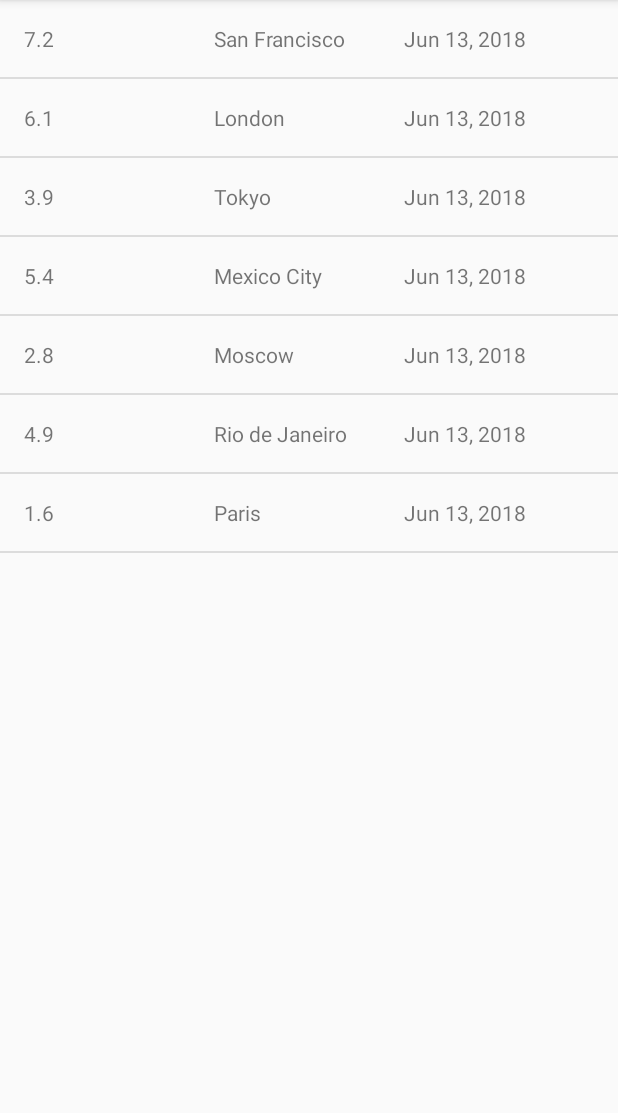
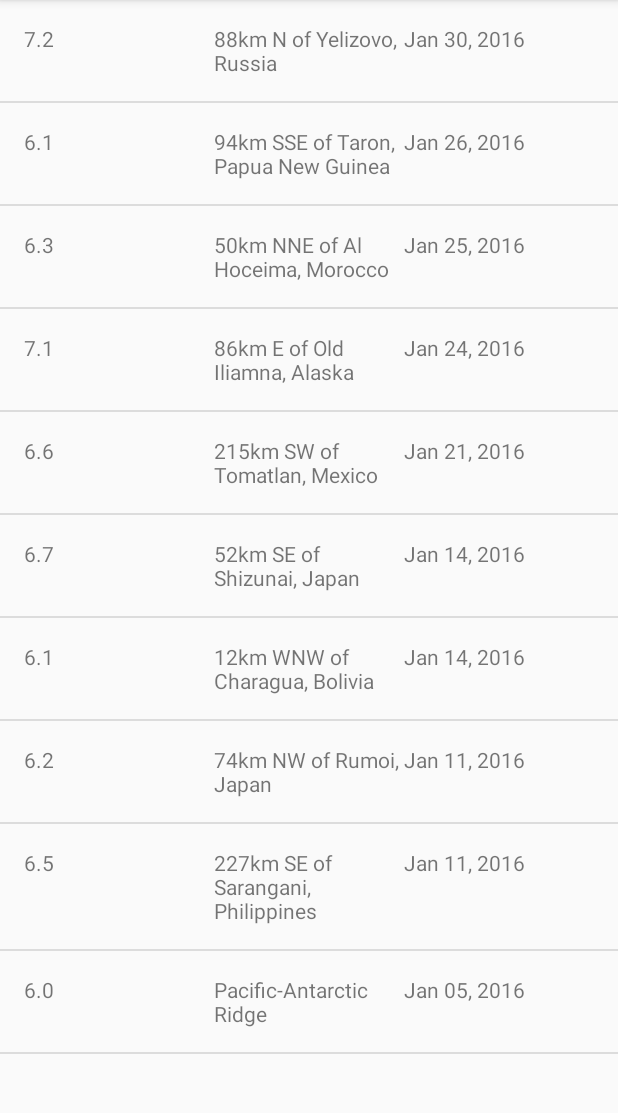
Before and after one commit to luckyhanna/QuakeReport, an Android app: the screen it shows after launch (EarthquakeActivity), on a phone screen of 412 x 824 dp, the part 84-1197 px from its top. Run offline under Robolectric (Android 15) with nearby library versions, the phone set to English and light mode, and no system bars.

Commit message:
sample_json

```diff
--- a/app/src/main/java/com/example/android/quakereport/EarthquakeActivity.java
+++ b/app/src/main/java/com/example/android/quakereport/EarthquakeActivity.java
@@ -34,14 +34,17 @@ public class EarthquakeActivity extends AppCompatActivity {
         setContentView(R.layout.earthquake_activity);
 
         // Create a fake list of earthquake locations.
-        ArrayList<Earthquake> earthquakes = new ArrayList<>();
+        /*ArrayList<Earthquake> earthquakes = new ArrayList<>();
         earthquakes.add(new Earthquake(BigDecimal.valueOf(7.2),"San Francisco", (new Date()).getTime()));
         earthquakes.add(new Earthquake(BigDecimal.valueOf(6.1),"London", (new Date()).getTime()));
         earthquakes.add(new Earthquake(BigDecimal.valueOf(3.9),"Tokyo", (new Date()).getTime()));
         earthquakes.add(new Earthquake(BigDecimal.valueOf(5.4),"Mexico City", (new Date()).getTime()));
         earthquakes.add(new Earthquake(BigDecimal.valueOf(2.8),"Moscow", (new Date()).getTime()));
         earthquakes.add(new Earthquake(BigDecimal.valueOf(4.9),"Rio de Janeiro", (new Date()).getTime()));
-        earthquakes.add(new Earthquake(BigDecimal.valueOf(1.6),"Paris", (new Date()).getTime()));
+        earthquakes.add(new Earthquake(BigDecimal.valueOf(1.6),"Paris", (new Date()).getTime()));*/
+
+        // Create a fake list of earthquakes.
+        ArrayList<Earthquake> earthquakes = QueryUtils.extractEarthquakes();
 
         // Find a reference to the {@link ListView} in the layout
         ListView earthquakeListView = (ListView) findViewById(R.id.list);
--- /dev/null
+++ b/app/src/main/java/com/example/android/quakereport/QueryUtils.java
@@ -0,0 +1,76 @@
+package com.example.android.quakereport;
+
+import android.util.Log;
+
+import org.json.JSONArray;
+import org.json.JSONException;
+import org.json.JSONObject;
+
+import java.math.BigDecimal;
+import java.util.ArrayList;
+
+/**
+ * Helper methods related to requesting and receiving earthquake data from USGS.
+ */
+public final class QueryUtils {
+
+    /** Sample JSON response for a USGS query */
+    private static final String SAMPLE_JSON_RESPONSE = "{\"type\":\"FeatureCollection\",\"metadata\":{\"generated\":1462295443000,\"url\":\"http://earthquake.usgs.gov/fdsnws/event/1/query?format=geojson&starttime=2016-01-01&endtime=2016-01-31&minmag=6&limit=10\",\"title\":\"USGS Earthquakes\",\"status\":200,\"api\":\"1.5.2\",\"limit\":10,\"offset\":1,\"count\":10},\"features\":[{\"type\":\"Feature\",\"properties\":{\"mag\":7.2,\"place\":\"88km N of Yelizovo, Russia\",\"time\":1454124312220,\"updated\":1460674294040,\"tz\":720,\"url\":\"http://earthquake.usgs.gov/earthquakes/eventpage/us20004vvx\",\"detail\":\"http://earthquake.usgs.gov/fdsnws/event/1/query?eventid=us20004vvx&format=geojson\",\"felt\":2,\"cdi\":3.4,\"mmi\":5.82,\"alert\":\"green\",\"status\":\"reviewed\",\"tsunami\":1,\"sig\":798,\"net\":\"us\",\"code\":\"20004vvx\",\"ids\":\",at00o1qxho,pt16030050,us20004vvx,gcmt20160130032510,\",\"sources\":\",at,pt,us,gcmt,\",\"types\":\",cap,dyfi,finite-fault,general-link,general-text,geoserve,impact-link,impact-text,losspager,moment-tensor,nearby-cities,origin,phase-data,shakemap,tectonic-summary,\",\"nst\":null,\"dmin\":0.958,\"rms\":1.19,\"gap\":17,\"magType\":\"mww\",\"type\":\"earthquake\",\"title\":\"M 7.2 - 88km N of Yelizovo, Russia\"},\"geometry\":{\"type\":\"Point\",\"coordinates\":[158.5463,53.9776,177]},\"id\":\"us20004vvx\"},\n" +
+            "{\"type\":\"Feature\",\"properties\":{\"mag\":6.1,\"place\":\"94km SSE of Taron, Papua New Guinea\",\"time\":1453777820750,\"updated\":1460156775040,\"tz\":600,\"url\":\"http://earthquake.usgs.gov/earthquakes/eventpage/us20004uks\",\"detail\":\"http://earthquake.usgs.gov/fdsnws/event/1/query?eventid=us20004uks&format=geojson\",\"felt\":null,\"cdi\":null,\"mmi\":4.1,\"alert\":\"green\",\"status\":\"reviewed\",\"tsunami\":1,\"sig\":572,\"net\":\"us\",\"code\":\"20004uks\",\"ids\":\",us20004uks,gcmt20160126031023,\",\"sources\":\",us,gcmt,\",\"types\":\",cap,geoserve,losspager,moment-tensor,nearby-cities,origin,phase-data,shakemap,tectonic-summary,\",\"nst\":null,\"dmin\":1.537,\"rms\":0.74,\"gap\":25,\"magType\":\"mww\",\"type\":\"earthquake\",\"title\":\"M 6.1 - 94km SSE of Taron, Papua New Guinea\"},\"geometry\":{\"type\":\"Point\",\"coordinates\":[153.2454,-5.2952,26]},\"id\":\"us20004uks\"},\n" +
+            "{\"type\":\"Feature\",\"properties\":{\"mag\":6.3,\"place\":\"50km NNE of Al Hoceima, Morocco\",\"time\":1453695722730,\"updated\":1460156773040,\"tz\":0,\"url\":\"http://earthquake.usgs.gov/earthquakes/eventpage/us10004gy9\",\"detail\":\"http://earthquake.usgs.gov/fdsnws/event/1/query?eventid=us10004gy9&format=geojson\",\"felt\":117,\"cdi\":7.2,\"mmi\":5.28,\"alert\":\"green\",\"status\":\"reviewed\",\"tsunami\":0,\"sig\":695,\"net\":\"us\",\"code\":\"10004gy9\",\"ids\":\",us10004gy9,gcmt20160125042203,\",\"sources\":\",us,gcmt,\",\"types\":\",cap,dyfi,geoserve,impact-text,losspager,moment-tensor,nearby-cities,origin,phase-data,shakemap,tectonic-summary,\",\"nst\":null,\"dmin\":2.201,\"rms\":0.92,\"gap\":20,\"magType\":\"mww\",\"type\":\"earthquake\",\"title\":\"M 6.3 - 50km NNE of Al Hoceima, Morocco\"},\"geometry\":{\"type\":\"Point\",\"coordinates\":[-3.6818,35.6493,12]},\"id\":\"us10004gy9\"},\n" +
+            "{\"type\":\"Feature\",\"properties\":{\"mag\":7.1,\"place\":\"86km E of Old Iliamna, Alaska\",\"time\":1453631430230,\"updated\":1460156770040,\"tz\":-540,\"url\":\"http://earthquake.usgs.gov/earthquakes/eventpage/us10004gqp\",\"detail\":\"http://earthquake.usgs.gov/fdsnws/event/1/query?eventid=us10004gqp&format=geojson\",\"felt\":1816,\"cdi\":7.2,\"mmi\":6.6,\"alert\":\"green\",\"status\":\"reviewed\",\"tsunami\":1,\"sig\":1496,\"net\":\"us\",\"code\":\"10004gqp\",\"ids\":\",at00o1gd6r,us10004gqp,ak12496371,gcmt20160124103030,\",\"sources\":\",at,us,ak,gcmt,\",\"types\":\",cap,dyfi,finite-fault,general-link,general-text,geoserve,impact-link,impact-text,losspager,moment-tensor,nearby-cities,origin,phase-data,shakemap,tectonic-summary,trump-origin,\",\"nst\":null,\"dmin\":0.72,\"rms\":2.11,\"gap\":19,\"magType\":\"mww\",\"type\":\"earthquake\",\"title\":\"M 7.1 - 86km E of Old Iliamna, Alaska\"},\"geometry\":{\"type\":\"Point\",\"coordinates\":[-153.4051,59.6363,129]},\"id\":\"us10004gqp\"},\n" +
+            "{\"type\":\"Feature\",\"properties\":{\"mag\":6.6,\"place\":\"215km SW of Tomatlan, Mexico\",\"time\":1453399617650,\"updated\":1459963829040,\"tz\":-420,\"url\":\"http://earthquake.usgs.gov/earthquakes/eventpage/us10004g4l\",\"detail\":\"http://earthquake.usgs.gov/fdsnws/event/1/query?eventid=us10004g4l&format=geojson\",\"felt\":11,\"cdi\":2.7,\"mmi\":3.92,\"alert\":\"green\",\"status\":\"reviewed\",\"tsunami\":1,\"sig\":673,\"net\":\"us\",\"code\":\"10004g4l\",\"ids\":\",at00o1bebo,pt16021050,us10004g4l,gcmt20160121180659,\",\"sources\":\",at,pt,us,gcmt,\",\"types\":\",cap,dyfi,geoserve,impact-link,impact-text,losspager,moment-tensor,nearby-cities,origin,phase-data,shakemap,tectonic-summary,\",\"nst\":null,\"dmin\":2.413,\"rms\":0.98,\"gap\":74,\"magType\":\"mww\",\"type\":\"earthquake\",\"title\":\"M 6.6 - 215km SW of Tomatlan, Mexico\"},\"geometry\":{\"type\":\"Point\",\"coordinates\":[-106.9337,18.8239,10]},\"id\":\"us10004g4l\"},\n" +
+            "{\"type\":\"Feature\",\"properties\":{\"mag\":6.7,\"place\":\"52km SE of Shizunai, Japan\",\"time\":1452741933640,\"updated\":1459304879040,\"tz\":540,\"url\":\"http://earthquake.usgs.gov/earthquakes/eventpage/us10004ebx\",\"detail\":\"http://earthquake.usgs.gov/fdsnws/event/1/query?eventid=us10004ebx&format=geojson\",\"felt\":51,\"cdi\":5.8,\"mmi\":6.45,\"alert\":\"green\",\"status\":\"reviewed\",\"tsunami\":1,\"sig\":720,\"net\":\"us\",\"code\":\"10004ebx\",\"ids\":\",us10004ebx,pt16014050,at00o0xauk,gcmt20160114032534,\",\"sources\":\",us,pt,at,gcmt,\",\"types\":\",associate,cap,dyfi,geoserve,impact-link,impact-text,losspager,moment-tensor,nearby-cities,origin,phase-data,shakemap,\",\"nst\":null,\"dmin\":0.281,\"rms\":0.98,\"gap\":22,\"magType\":\"mww\",\"type\":\"earthquake\",\"title\":\"M 6.7 - 52km SE of Shizunai, Japan\"},\"geometry\":{\"type\":\"Point\",\"coordinates\":[142.781,41.9723,46]},\"id\":\"us10004ebx\"},\n" +
+            "{\"type\":\"Feature\",\"properties\":{\"mag\":6.1,\"place\":\"12km WNW of Charagua, Bolivia\",\"time\":1452741928270,\"updated\":1459304879040,\"tz\":-240,\"url\":\"http://earthquake.usgs.gov/earthquakes/eventpage/us10004ebw\",\"detail\":\"http://earthquake.usgs.gov/fdsnws/event/1/query?eventid=us10004ebw&format=geojson\",\"felt\":3,\"cdi\":2.2,\"mmi\":2.21,\"alert\":\"green\",\"status\":\"reviewed\",\"tsunami\":0,\"sig\":573,\"net\":\"us\",\"code\":\"10004ebw\",\"ids\":\",us10004ebw,gcmt20160114032528,\",\"sources\":\",us,gcmt,\",\"types\":\",cap,dyfi,geoserve,impact-text,losspager,moment-tensor,nearby-cities,origin,phase-data,shakemap,tectonic-summary,\",\"nst\":null,\"dmin\":5.492,\"rms\":1.04,\"gap\":16,\"magType\":\"mww\",\"type\":\"earthquake\",\"title\":\"M 6.1 - 12km WNW of Charagua, Bolivia\"},\"geometry\":{\"type\":\"Point\",\"coordinates\":[-63.3288,-19.7597,582.56]},\"id\":\"us10004ebw\"},\n" +
+            "{\"type\":\"Feature\",\"properties\":{\"mag\":6.2,\"place\":\"74km NW of Rumoi, Japan\",\"time\":1452532083920,\"updated\":1459304875040,\"tz\":540,\"url\":\"http://earthquake.usgs.gov/earthquakes/eventpage/us10004djn\",\"detail\":\"http://earthquake.usgs.gov/fdsnws/event/1/query?eventid=us10004djn&format=geojson\",\"felt\":8,\"cdi\":3.4,\"mmi\":3.74,\"alert\":\"green\",\"status\":\"reviewed\",\"tsunami\":0,\"sig\":594,\"net\":\"us\",\"code\":\"10004djn\",\"ids\":\",us10004djn,gcmt20160111170803,\",\"sources\":\",us,gcmt,\",\"types\":\",cap,dyfi,geoserve,impact-text,losspager,moment-tensor,nearby-cities,origin,phase-data,shakemap,tectonic-summary,\",\"nst\":null,\"dmin\":1.139,\"rms\":0.96,\"gap\":33,\"magType\":\"mww\",\"type\":\"earthquake\",\"title\":\"M 6.2 - 74km NW of Rumoi, Japan\"},\"geometry\":{\"type\":\"Point\",\"coordinates\":[141.0867,44.4761,238.81]},\"id\":\"us10004djn\"},\n" +
+            "{\"type\":\"Feature\",\"properties\":{\"mag\":6.5,\"place\":\"227km SE of Sarangani, Philippines\",\"time\":1452530285900,\"updated\":1459304874040,\"tz\":480,\"url\":\"http://earthquake.usgs.gov/earthquakes/eventpage/us10004dj5\",\"detail\":\"http://earthquake.usgs.gov/fdsnws/event/1/query?eventid=us10004dj5&format=geojson\",\"felt\":1,\"cdi\":2.7,\"mmi\":7.5,\"alert\":\"green\",\"status\":\"reviewed\",\"tsunami\":1,\"sig\":650,\"net\":\"us\",\"code\":\"10004dj5\",\"ids\":\",at00o0srjp,pt16011050,us10004dj5,gcmt20160111163807,\",\"sources\":\",at,pt,us,gcmt,\",\"types\":\",cap,dyfi,geoserve,impact-link,impact-text,losspager,moment-tensor,nearby-cities,origin,phase-data,shakemap,tectonic-summary,\",\"nst\":null,\"dmin\":3.144,\"rms\":0.72,\"gap\":22,\"magType\":\"mww\",\"type\":\"earthquake\",\"title\":\"M 6.5 - 227km SE of Sarangani, Philippines\"},\"geometry\":{\"type\":\"Point\",\"coordinates\":[126.8621,3.8965,13]},\"id\":\"us10004dj5\"},\n" +
+            "{\"type\":\"Feature\",\"properties\":{\"mag\":6,\"place\":\"Pacific-Antarctic Ridge\",\"time\":1451986454620,\"updated\":1459202978040,\"tz\":-540,\"url\":\"http://earthquake.usgs.gov/earthquakes/eventpage/us10004bgk\",\"detail\":\"http://earthquake.usgs.gov/fdsnws/event/1/query?eventid=us10004bgk&format=geojson\",\"felt\":0,\"cdi\":1,\"mmi\":0,\"alert\":\"green\",\"status\":\"reviewed\",\"tsunami\":0,\"sig\":554,\"net\":\"us\",\"code\":\"10004bgk\",\"ids\":\",us10004bgk,gcmt20160105093415,\",\"sources\":\",us,gcmt,\",\"types\":\",cap,dyfi,geoserve,losspager,moment-tensor,nearby-cities,origin,phase-data,shakemap,\",\"nst\":null,\"dmin\":30.75,\"rms\":0.67,\"gap\":71,\"magType\":\"mww\",\"type\":\"earthquake\",\"title\":\"M 6.0 - Pacific-Antarctic Ridge\"},\"geometry\":{\"type\":\"Point\",\"coordinates\":[-136.2603,-54.2906,10]},\"id\":\"us10004bgk\"}],\"bbox\":[-153.4051,-54.2906,10,158.5463,59.6363,582.56]}";
+
+    /**
+     * Create a private constructor because no one should ever create a {@link QueryUtils} object.
+     * This class is only meant to hold static variables and methods, which can be accessed
+     * directly from the class name QueryUtils (and an object instance of QueryUtils is not needed).
+     */
+    private QueryUtils() {
+    }
+
+    /**
+     * Return a list of {@link Earthquake} objects that has been built up from
+     * parsing a JSON response.
+     */
+    public static ArrayList<Earthquake> extractEarthquakes() {
+
+        // Create an empty ArrayList that we can start adding earthquakes to
+        ArrayList<Earthquake> earthquakes = new ArrayList<>();
+
+        // Try to parse the SAMPLE_JSON_RESPONSE. If there's a problem with the way the JSON
+        // is formatted, a JSONException exception object will be thrown.
+        // Catch the exception so the app doesn't crash, and print the error message to the logs.
+        try {
+
+            // TODO: Parse the response given by the SAMPLE_JSON_RESPONSE string and
+            // build up a list of Earthquake objects with the corresponding data.
+            JSONObject root = new JSONObject(SAMPLE_JSON_RESPONSE);
+
+            JSONArray features = root.getJSONArray("features");
+            for (int i = 0; i < features.length(); i++) {
+                JSONObject feature = features.getJSONObject(i);
+                JSONObject properties = feature.getJSONObject("properties");
+                double magnitude = properties.getDouble("mag");
+                String place = properties.getString("place");
+                long time = properties.getLong("time");
+                earthquakes.add(new Earthquake(BigDecimal.valueOf(magnitude), place, time));
+            }
+
+        } catch (JSONException e) {
+            // If an error is thrown when executing any of the above statements in the "try" block,
+            // catch the exception here, so the app doesn't crash. Print a log message
+            // with the message from the exception.
+            Log.e("QueryUtils", "Problem parsing the earthquake JSON results", e);
+        }
+
+        // Return the list of earthquakes
+        return earthquakes;
+    }
+
+}
```
